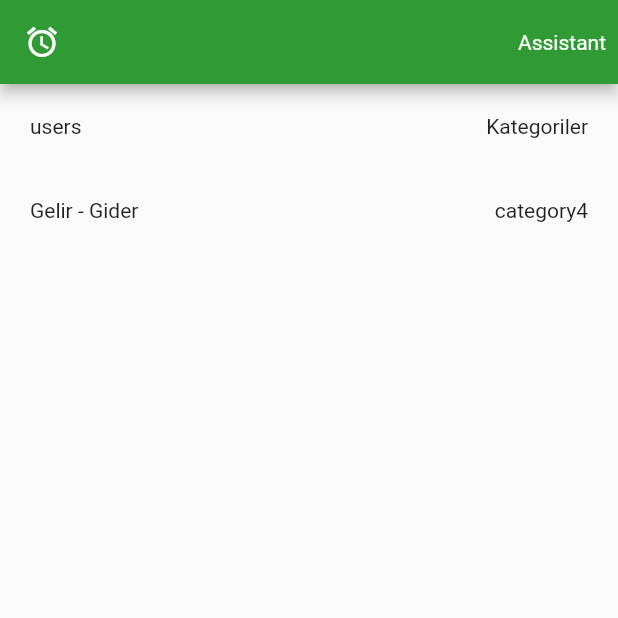
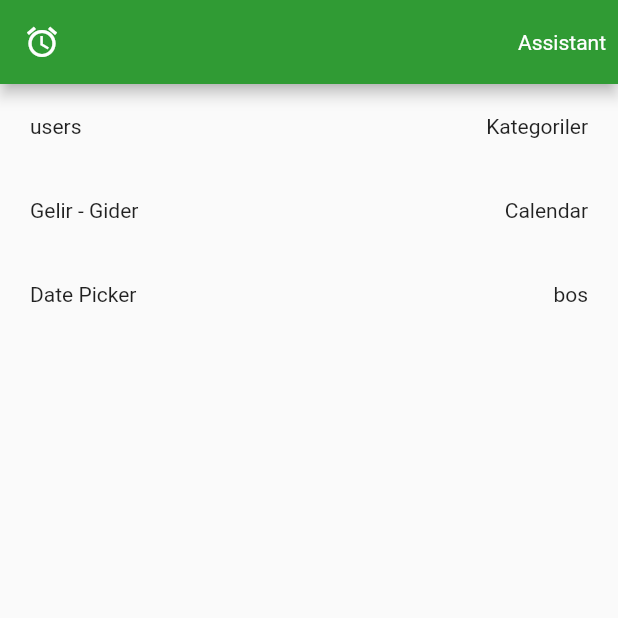
Before and after one commit to zeynepdurmus58/works, a Flutter app: the screen it shows after launch, on a phone screen of 412 x 824 dp, the top half of it. Run offline on Flutter 3.47's test engine with Material 2 defaults, Android fonts, the phone set to English and light mode, and no system bars; our stand-ins replace go_router, isar, syncfusion_flutter_datepicker; accounts and stored records are empty; generated files the repository leaves out were written again.

Commit message:
date time

```diff
--- a/work0/lib/main.dart
+++ b/work0/lib/main.dart
@@ -7,6 +7,8 @@ import 'package:work0/screens/home_screen.dart';
 import 'package:work0/screens/income_screen.dart';
 import 'package:work0/screens/test_screen.dart';
 import 'package:go_router/go_router.dart';
+
+import 'screens/date_picker.dart';
 
 void main() {
   runApp(const MyApp());
@@ -39,6 +41,7 @@ class MyApp extends StatelessWidget {
         '/categories' :(context) => CategoriesScreen(),
         '/incomes' :(context) => IncomesScreen(),
         '/calendar' :(context) => CalendarScreen(),
+        '/datepicker' :(context) => DatePicker(),
       },
       theme: ThemeData(
         primarySwatch: Colors.blue,
--- a/work0/lib/screens/home_screen.dart
+++ b/work0/lib/screens/home_screen.dart
@@ -65,7 +65,29 @@ class _HomeScreenState extends State<HomeScreen> {
                 InkWell(
                   onTap: () => Navigator.of(context).pushNamed('/calendar'),
                   child: CategoryWidget(
-                    category: "category4"
+                    category: "Calendar"
+                  ),
+                ),
+              ],
+            ),
+          ),
+          Padding(
+            padding: const EdgeInsets.all(20.0),
+            child: Row(
+              mainAxisAlignment: MainAxisAlignment.spaceBetween,
+              children: [
+                //date picker
+                InkWell(
+                  onTap: () => Navigator.of(context).pushNamed('/datepicker'),
+                  child: CategoryWidget(
+                    category: "Date Picker"
+                  ),
+                ),
+                //bos
+                InkWell(
+                  onTap: () => Navigator.of(context).pushNamed('/calendar'),
+                  child: CategoryWidget(
+                    category: "bos"
                   ),
                 ),
               ],
```
Also changed, not shown: work0/lib/screens/calendar_screen.dart (+99 -3 lines), work0/lib/screens/date_picker.dart (added, +25 -0 lines).
